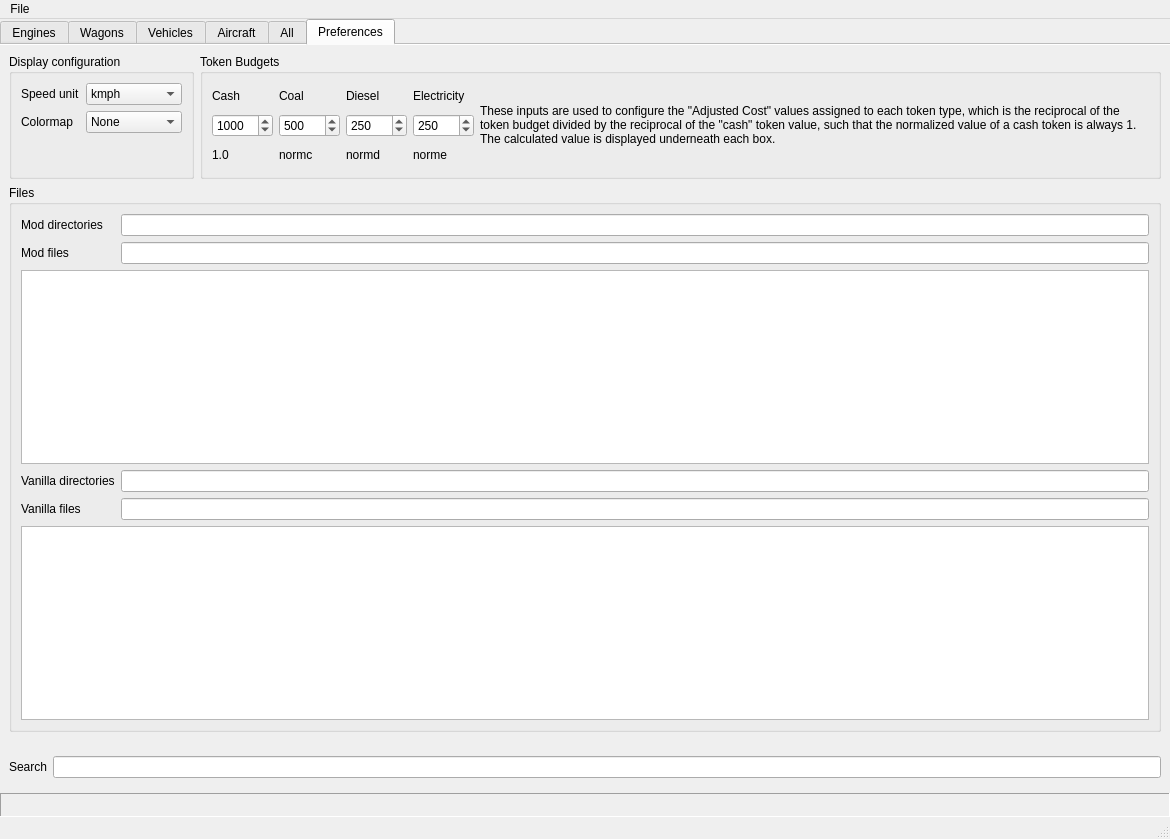
Qt form mainwindow.ui (killerbee13/mashinky-stats) before a commit.
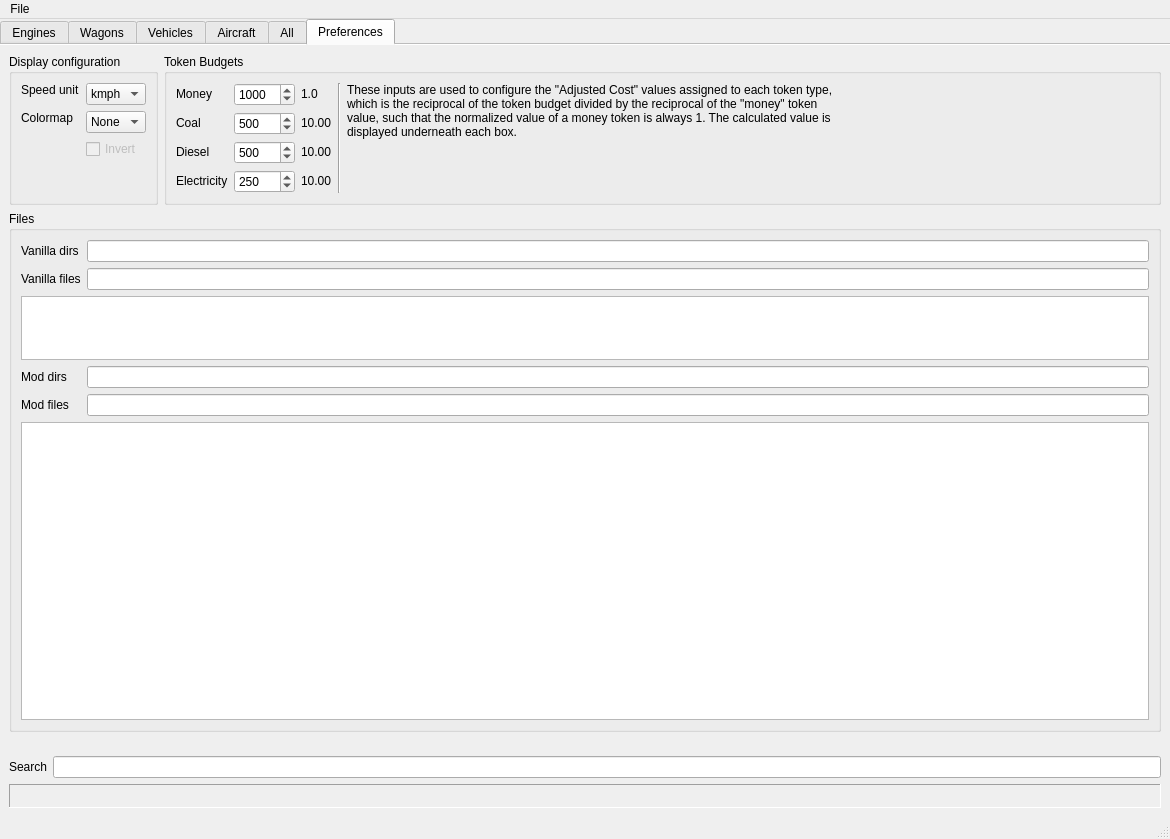
The same form after that commit. The open tabs and pages were chosen to show the change. Icons and pictures are not drawn.

Commit message: Implemented cmaps

Diff of the .ui file:
```diff
--- a/mainwindow.ui
+++ b/mainwindow.ui
@@ -17,6 +17,12 @@
    <string/>
   </property>
   <widget class="QWidget" name="centralwidget">
+   <property name="sizePolicy">
+    <sizepolicy hsizetype="Expanding" vsizetype="Expanding">
+     <horstretch>0</horstretch>
+     <verstretch>0</verstretch>
+    </sizepolicy>
+   </property>
    <layout class="QGridLayout" name="gridLayout_2">
     <property name="leftMargin">
      <number>0</number>
@@ -30,8 +36,14 @@
     <property name="bottomMargin">
      <number>0</number>
     </property>
-    <item row="1" column="0">
+    <item row="2" column="0">
      <widget class="QFrame" name="frame_search">
+      <property name="sizePolicy">
+       <sizepolicy hsizetype="Expanding" vsizetype="Preferred">
+        <horstretch>0</horstretch>
+        <verstretch>0</verstretch>
+       </sizepolicy>
+      </property>
       <property name="frameShape">
        <enum>QFrame::NoFrame</enum>
       </property>
@@ -39,11 +51,45 @@
        <enum>QFrame::Plain</enum>
       </property>
       <layout class="QGridLayout" name="gridLayout_9">
+       <item row="2" column="0" colspan="2">
+        <widget class="QLabel" name="vis_cmap">
+         <property name="sizePolicy">
+          <sizepolicy hsizetype="Expanding" vsizetype="Fixed">
+           <horstretch>1</horstretch>
+           <verstretch>0</verstretch>
+          </sizepolicy>
+         </property>
+         <property name="minimumSize">
+          <size>
+           <width>0</width>
+           <height>24</height>
+          </size>
+         </property>
+         <property name="frameShape">
+          <enum>QFrame::Panel</enum>
+         </property>
+         <property name="frameShadow">
+          <enum>QFrame::Sunken</enum>
+         </property>
+         <property name="text">
+          <string/>
+         </property>
+         <property name="scaledContents">
+          <bool>true</bool>
+         </property>
+        </widget>
+       </item>
        <item row="1" column="1">
         <widget class="QLineEdit" name="lineEdit_search"/>
        </item>
        <item row="1" column="0">
         <widget class="QLabel" name="lbl_search">
+         <property name="sizePolicy">
+          <sizepolicy hsizetype="Fixed" vsizetype="Preferred">
+           <horstretch>0</horstretch>
+           <verstretch>0</verstretch>
+          </sizepolicy>
+         </property>
          <property name="text">
           <string>Search</string>
          </property>
@@ -238,109 +284,48 @@
             <rect>
              <x>0</x>
              <y>0</y>
-             <width>1156</width>
-             <height>698</height>
+             <width>1170</width>
+             <height>687</height>
             </rect>
            </property>
-           <layout class="QGridLayout" name="gridLayout_10">
-            <item row="2" column="0" colspan="4">
-             <widget class="QGroupBox" name="groupBox">
-              <property name="title">
-               <string>Files</string>
+           <layout class="QVBoxLayout" name="verticalLayout_2">
+            <item alignment="Qt::AlignTop">
+             <widget class="QFrame" name="frame">
+              <property name="sizePolicy">
+               <sizepolicy hsizetype="Preferred" vsizetype="Fixed">
+                <horstretch>0</horstretch>
+                <verstretch>0</verstretch>
+               </sizepolicy>
               </property>
-              <property name="flat">
-               <bool>true</bool>
+              <property name="minimumSize">
+               <size>
+                <width>16</width>
+                <height>12</height>
+               </size>
               </property>
-              <layout class="QGridLayout" name="gridLayout_7">
-               <item row="4" column="1">
-                <widget class="QLineEdit" name="txt_modfiles">
-                 <property name="readOnly">
-                  <bool>true</bool>
-                 </property>
-                </widget>
-               </item>
-               <item row="10" column="1">
-                <widget class="QLineEdit" name="txt_vfiles">
-                 <property name="readOnly">
-                  <bool>true</bool>
-                 </property>
-                </widget>
-               </item>
-               <item row="1" column="1">
-                <widget class="QLineEdit" name="txt_moddir">
-                 <property name="readOnly">
-                  <bool>true</bool>
-                 </property>
-                </widget>
-               </item>
-               <item row="7" column="1">
-                <widget class="QLineEdit" name="txt_vdir">
-                 <property name="readOnly">
-                  <bool>true</bool>
-                 </property>
-                </widget>
-               </item>
-               <item row="1" column="0">
-                <widget class="QLabel" name="lbl_moddir">
-                 <property name="text">
-                  <string>Mod directories</string>
-                 </property>
-                </widget>
-               </item>
-               <item row="4" column="0">
-                <widget class="QLabel" name="lbl_others">
-                 <property name="text">
-                  <string>Mod files</string>
-                 </property>
-                </widget>
-               </item>
-               <item row="7" column="0">
-                <widget class="QLabel" name="lbl_vdir">
-                 <property name="text">
-                  <string>Vanilla directories</string>
-                 </property>
-                </widget>
-               </item>
-               <item row="10" column="0">
-                <widget class="QLabel" name="lbl_vfiles">
-                 <property name="text">
-                  <string>Vanilla files</string>
-                 </property>
-                </widget>
-               </item>
-               <item row="11" column="0" colspan="2">
-                <widget class="QPlainTextEdit" name="txt_found_vfiles">
-                 <property name="toolTip">
-                  <string>All found vanilla .xml files</string>
-                 </property>
-                 <property name="tabChangesFocus">
-                  <bool>true</bool>
-                 </property>
-                 <property name="readOnly">
-                  <bool>true</bool>
-                 </property>
-                </widget>
-               </item>
-               <item row="5" column="0" colspan="2">
-                <widget class="QPlainTextEdit" name="txt_found_modfiles">
-                 <property name="toolTip">
-                  <string>All found mod .xml files</string>
-                 </property>
-                 <property name="tabChangesFocus">
-                  <bool>true</bool>
-                 </property>
-                 <property name="readOnly">
-                  <bool>true</bool>
-                 </property>
-                </widget>
-               </item>
-              </layout>
-             </widget>
-            </item>
+              <property name="frameShape">
+               <enum>QFrame::NoFrame</enum>
+              </property>
+              <property name="frameShadow">
+               <enum>QFrame::Raised</enum>
+              </property>
+              <layout class="QGridLayout" name="gridLayout_12">
+               <property name="leftMargin">
+                <number>0</number>
+               </property>
+               <property name="topMargin">
+                <number>0</number>
+               </property>
+               <property name="rightMargin">
+                <number>0</number>
+               </property>
+               <property name="bottomMargin">
+                <number>0</number>
+               </property>
             <item row="0" column="0">
              <widget class="QGroupBox" name="groupBox_display">
               <property name="sizePolicy">
-               <sizepolicy hsizetype="Fixed" vsizetype="Minimum">
+                  <sizepolicy hsizetype="Fixed" vsizetype="Expanding">
                 <horstretch>0</horstretch>
                 <verstretch>0</verstretch>
                </sizepolicy>
@@ -348,7 +333,7 @@
               <property name="maximumSize">
                <size>
                 <width>16777215</width>
-                <height>151</height>
+                   <height>16777215</height>
                </size>
               </property>
               <property name="title">
@@ -367,7 +352,7 @@
                <item row="0" column="0">
                 <widget class="QLabel" name="label_unit">
                  <property name="sizePolicy">
-                  <sizepolicy hsizetype="Minimum" vsizetype="Minimum">
+                     <sizepolicy hsizetype="Fixed" vsizetype="Fixed">
                    <horstretch>0</horstretch>
                    <verstretch>0</verstretch>
                   </sizepolicy>
@@ -380,11 +365,17 @@
                <item row="0" column="1">
                 <widget class="QComboBox" name="sel_unit">
                  <property name="sizePolicy">
-                  <sizepolicy hsizetype="Minimum" vsizetype="Minimum">
+                     <sizepolicy hsizetype="Preferred" vsizetype="Fixed">
                    <horstretch>0</horstretch>
                    <verstretch>0</verstretch>
                   </sizepolicy>
                  </property>
+                    <property name="minimumSize">
+                     <size>
+                      <width>60</width>
+                      <height>0</height>
+                     </size>
+                    </property>
                  <item>
                   <property name="text">
                    <string>kmph</string>
@@ -397,10 +388,10 @@
                  </item>
                 </widget>
                </item>
-               <item row="2" column="0">
+                  <item row="1" column="0">
                 <widget class="QLabel" name="label_cmap">
                  <property name="sizePolicy">
-                  <sizepolicy hsizetype="Minimum" vsizetype="Minimum">
+                     <sizepolicy hsizetype="Fixed" vsizetype="Fixed">
                    <horstretch>0</horstretch>
                    <verstretch>0</verstretch>
                   </sizepolicy>
@@ -410,42 +401,80 @@
                  </property>
                 </widget>
                </item>
-               <item row="2" column="1">
+                  <item row="1" column="1">
                 <widget class="QComboBox" name="sel_cmap">
                  <property name="sizePolicy">
-                  <sizepolicy hsizetype="Minimum" vsizetype="Minimum">
+                     <sizepolicy hsizetype="Fixed" vsizetype="Fixed">
                    <horstretch>0</horstretch>
                    <verstretch>0</verstretch>
                   </sizepolicy>
                  </property>
+                    <property name="minimumSize">
+                     <size>
+                      <width>60</width>
+                      <height>0</height>
+                     </size>
+                    </property>
                  <item>
                   <property name="text">
                    <string>None</string>
                   </property>
                  </item>
-                 <item>
+                   </widget>
+                  </item>
+                  <item row="2" column="0">
+                   <widget class="QLabel" name="label_3">
                   <property name="text">
-                   <string>Yellow-Blue</string>
-                  </property>
-                 </item>
-                 <item>
+                     <string/>
+                    </property>
+                   </widget>
+                  </item>
+                  <item row="2" column="1">
+                   <widget class="QCheckBox" name="sel_cmap_inv">
+                    <property name="enabled">
+                     <bool>false</bool>
+                    </property>
+                    <property name="sizePolicy">
+                     <sizepolicy hsizetype="Preferred" vsizetype="Fixed">
+                      <horstretch>0</horstretch>
+                      <verstretch>0</verstretch>
+                     </sizepolicy>
+                    </property>
                   <property name="text">
-                   <string>Red-Green</string>
-                  </property>
-                 </item>
+                     <string>Invert</string>
+                    </property>
+                   </widget>
+                  </item>
+                  <item row="3" column="0">
+                   <widget class="QLabel" name="label_2">
+                    <property name="sizePolicy">
+                     <sizepolicy hsizetype="Preferred" vsizetype="Fixed">
+                      <horstretch>0</horstretch>
+                      <verstretch>0</verstretch>
+                     </sizepolicy>
+                    </property>
+                    <property name="text">
+                     <string/>
+                    </property>
                 </widget>
                </item>
               </layout>
              </widget>
             </item>
-            <item row="0" column="1" colspan="3">
+               <item row="0" column="1">
              <widget class="QGroupBox" name="groupBox_tokens">
               <property name="sizePolicy">
-               <sizepolicy hsizetype="Preferred" vsizetype="Minimum">
+                  <sizepolicy hsizetype="Preferred" vsizetype="Fixed">
                 <horstretch>0</horstretch>
                 <verstretch>0</verstretch>
                </sizepolicy>
               </property>
+                 <property name="minimumSize">
+                  <size>
+                   <width>300</width>
+                   <height>0</height>
+                  </size>
+                 </property>
               <property name="maximumSize">
                <size>
                 <width>16777215</width>
@@ -462,197 +491,453 @@
                <bool>false</bool>
               </property>
               <layout class="QGridLayout" name="gridLayout_6">
-               <item row="2" column="3">
-                <widget class="QSpinBox" name="amt_electric">
+                  <property name="topMargin">
+                   <number>9</number>
+                  </property>
+                  <property name="verticalSpacing">
+                   <number>6</number>
+                  </property>
+                  <item row="1" column="2">
+                   <widget class="QLabel" name="lbl_adj_cash">
                  <property name="sizePolicy">
                   <sizepolicy hsizetype="Fixed" vsizetype="Fixed">
                    <horstretch>0</horstretch>
                    <verstretch>0</verstretch>
                   </sizepolicy>
                  </property>
-                 <property name="maximum">
-                  <number>10000</number>
-                 </property>
-                 <property name="singleStep">
-                  <number>10</number>
-                 </property>
-                 <property name="stepType">
-                  <enum>QAbstractSpinBox::AdaptiveDecimalStepType</enum>
-                 </property>
-                 <property name="value">
-                  <number>250</number>
+                    <property name="minimumSize">
+                     <size>
+                      <width>30</width>
+                      <height>0</height>
+                     </size>
+                    </property>
+                    <property name="text">
+                     <string>1.0</string>
                  </property>
                 </widget>
                </item>
                <item row="1" column="0">
                 <widget class="QLabel" name="lbl_cash">
+                    <property name="sizePolicy">
+                     <sizepolicy hsizetype="Minimum" vsizetype="Fixed">
+                      <horstretch>0</horstretch>
+                      <verstretch>0</verstretch>
+                     </sizepolicy>
+                    </property>
                  <property name="text">
-                  <string>Cash</string>
+                     <string>Money</string>
+                    </property>
+                   </widget>
+                  </item>
+                  <item row="1" column="1">
+                   <widget class="QSpinBox" name="amt_cash">
+                    <property name="sizePolicy">
+                     <sizepolicy hsizetype="Fixed" vsizetype="Fixed">
+                      <horstretch>0</horstretch>
+                      <verstretch>0</verstretch>
+                     </sizepolicy>
+                    </property>
+                    <property name="minimumSize">
+                     <size>
+                      <width>50</width>
+                      <height>0</height>
+                     </size>
+                    </property>
+                    <property name="frame">
+                     <bool>true</bool>
+                    </property>
+                    <property name="maximum">
+                     <number>10000</number>
+                    </property>
+                    <property name="singleStep">
+                     <number>10</number>
+                    </property>
+                    <property name="stepType">
+                     <enum>QAbstractSpinBox::AdaptiveDecimalStepType</enum>
+                    </property>
+                    <property name="value">
+                     <number>1000</number>
+                    </property>
+                   </widget>
+                  </item>
+                  <item row="2" column="1">
+                   <widget class="QSpinBox" name="amt_coal">
+                    <property name="sizePolicy">
+                     <sizepolicy hsizetype="Fixed" vsizetype="Fixed">
+                      <horstretch>0</horstretch>
+                      <verstretch>0</verstretch>
+                     </sizepolicy>
+                    </property>
+                    <property name="minimumSize">
+                     <size>
+                      <width>50</width>
+                      <height>0</height>
+                     </size>
+                    </property>
+                    <property name="maximum">
+                     <number>10000</number>
+                    </property>
+                    <property name="singleStep">
+                     <number>10</number>
+                    </property>
+                    <property name="stepType">
+                     <enum>QAbstractSpinBox::AdaptiveDecimalStepType</enum>
+                    </property>
+                    <property name="value">
+                     <number>500</number>
+                    </property>
+                   </widget>
+                  </item>
+                  <item row="2" column="0">
+                   <widget class="QLabel" name="lbl_coal">
+                    <property name="sizePolicy">
+                     <sizepolicy hsizetype="Minimum" vsizetype="Fixed">
+                      <horstretch>0</horstretch>
+                      <verstretch>0</verstretch>
+                     </sizepolicy>
+                    </property>
+                    <property name="text">
+                     <string>Coal</string>
                  </property>
                 </widget>
                </item>
                <item row="2" column="2">
-                <widget class="QSpinBox" name="amt_diesel">
-                 <property name="sizePolicy">
-                  <sizepolicy hsizetype="Fixed" vsizetype="Fixed">
-                   <horstretch>0</horstretch>
-                   <verstretch>0</verstretch>
-                  </sizepolicy>
-                 </property>
-                 <property name="maximum">
-                  <number>10000</number>
-                 </property>
-                 <property name="singleStep">
-                  <number>10</number>
-                 </property>
-                 <property name="stepType">
-                  <enum>QAbstractSpinBox::AdaptiveDecimalStepType</enum>
-                 </property>
-                 <property name="value">
-                  <number>250</number>
-                 </property>
-                </widget>
-               </item>
-               <item row="3" column="1">
                 <widget class="QLabel" name="lbl_adj_coal">
+                    <property name="sizePolicy">
+                     <sizepolicy hsizetype="Minimum" vsizetype="Fixed">
+                      <horstretch>0</horstretch>
+                      <verstretch>0</verstretch>
+                     </sizepolicy>
+                    </property>
+                    <property name="minimumSize">
+                     <size>
+                      <width>30</width>
+                      <height>0</height>
+                     </size>
+                    </property>
                  <property name="text">
-                  <string>normc</string>
+                     <string>10.00</string>
                  </property>
                 </widget>
                </item>
-               <item row="1" column="3">
+                  <item row="3" column="1">
+                   <widget class="QSpinBox" name="amt_diesel">
+                    <property name="sizePolicy">
+                     <sizepolicy hsizetype="Fixed" vsizetype="Fixed">
+                      <horstretch>0</horstretch>
+                      <verstretch>0</verstretch>
+                     </sizepolicy>
+                    </property>
+                    <property name="minimumSize">
+                     <size>
+                      <width>50</width>
+                      <height>0</height>
+                     </size>
+                    </property>
+                    <property name="maximum">
+                     <number>10000</number>
+                    </property>
+                    <property name="singleStep">
+                     <number>10</number>
+                    </property>
+                    <property name="stepType">
+                     <enum>QAbstractSpinBox::AdaptiveDecimalStepType</enum>
+                    </property>
+                    <property name="value">
+                     <number>500</number>
+                    </property>
+                   </widget>
+                  </item>
+                  <item row="4" column="1">
+                   <widget class="QSpinBox" name="amt_electric">
+                    <property name="sizePolicy">
+                     <sizepolicy hsizetype="Fixed" vsizetype="Fixed">
+                      <horstretch>0</horstretch>
+                      <verstretch>0</verstretch>
+                     </sizepolicy>
+                    </property>
+                    <property name="minimumSize">
+                     <size>
+                      <width>50</width>
+                      <height>0</height>
+                     </size>
+                    </property>
+                    <property name="maximum">
+                     <number>10000</number>
+                    </property>
+                    <property name="singleStep">
+                     <number>10</number>
+                    </property>
+                    <property name="stepType">
+                     <enum>QAbstractSpinBox::AdaptiveDecimalStepType</enum>
+                    </property>
+                    <property name="value">
+                     <number>250</number>
+                    </property>
+                   </widget>
+                  </item>
+                  <item row="3" column="0">
+                   <widget class="QLabel" name="lbl_diesel">
+                    <property name="sizePolicy">
+                     <sizepolicy hsizetype="Minimum" vsizetype="Fixed">
+                      <horstretch>0</horstretch>
+                      <verstretch>0</verstretch>
+                     </sizepolicy>
+                    </property>
+                    <property name="text">
+                     <string>Diesel</string>
+                    </property>
+                   </widget>
+                  </item>
+                  <item row="4" column="0">
                 <widget class="QLabel" name="lbl_electric">
+                    <property name="sizePolicy">
+                     <sizepolicy hsizetype="Fixed" vsizetype="Fixed">
+                      <horstretch>0</horstretch>
+                      <verstretch>0</verstretch>
+                     </sizepolicy>
+                    </property>
+                    <property name="minimumSize">
+                     <size>
+                      <width>0</width>
+                      <height>0</height>
+                     </size>
+                    </property>
                  <property name="text">
                   <string>Electricity</string>
                  </property>
                 </widget>
                </item>
-               <item row="2" column="1">
-                <widget class="QSpinBox" name="amt_coal">
-                 <property name="sizePolicy">
-                  <sizepolicy hsizetype="Fixed" vsizetype="Fixed">
-                   <horstretch>0</horstretch>
-                   <verstretch>0</verstretch>
-                  </sizepolicy>
-                 </property>
-                 <property name="maximum">
-                  <number>10000</number>
-                 </property>
-                 <property name="singleStep">
-                  <number>10</number>
-                 </property>
-                 <property name="stepType">
-                  <enum>QAbstractSpinBox::AdaptiveDecimalStepType</enum>
-                 </property>
-                 <property name="value">
-                  <number>500</number>
-                 </property>
-                </widget>
-               </item>
                <item row="3" column="2">
                 <widget class="QLabel" name="lbl_adj_diesel">
-                 <property name="text">
-                  <string>normd</string>
-                 </property>
-                </widget>
-               </item>
-               <item row="1" column="2">
-                <widget class="QLabel" name="lbl_diesel">
-                 <property name="text">
-                  <string>Diesel</string>
-                 </property>
-                </widget>
-               </item>
-               <item row="2" column="0" alignment="Qt::AlignTop">
-                <widget class="QSpinBox" name="amt_cash">
                  <property name="sizePolicy">
-                  <sizepolicy hsizetype="Fixed" vsizetype="Fixed">
+                     <sizepolicy hsizetype="Minimum" vsizetype="Fixed">
                    <horstretch>0</horstretch>
                    <verstretch>0</verstretch>
                   </sizepolicy>
                  </property>
-                 <property name="frame">
-                  <bool>true</bool>
-                 </property>
-                 <property name="maximum">
-                  <number>10000</number>
-                 </property>
-                 <property name="singleStep">
-                  <number>10</number>
-                 </property>
-                 <property name="stepType">
-                  <enum>QAbstractSpinBox::AdaptiveDecimalStepType</enum>
-                 </property>
-                 <property name="value">
-                  <number>1000</number>
-                 </property>
-                </widget>
-               </item>
-               <item row="3" column="0">
-                <widget class="QLabel" name="lbl_adj_cash">
+                    <property name="minimumSize">
+                     <size>
+                      <width>30</width>
+                      <height>0</height>
+                     </size>
+                    </property>
                  <property name="text">
-                  <string>1.0</string>
+                     <string>10.00</string>
                  </property>
                 </widget>
                </item>
-               <item row="3" column="3">
+                  <item row="4" column="2">
                 <widget class="QLabel" name="lbl_adj_electric">
-                 <property name="text">
-                  <string>norme</string>
-                 </property>
-                </widget>
-               </item>
-               <item row="1" column="1">
-                <widget class="QLabel" name="lbl_coal">
+                    <property name="sizePolicy">
+                     <sizepolicy hsizetype="Minimum" vsizetype="Fixed">
+                      <horstretch>0</horstretch>
+                      <verstretch>0</verstretch>
+                     </sizepolicy>
+                    </property>
+                    <property name="minimumSize">
+                     <size>
+                      <width>30</width>
+                      <height>0</height>
+                     </size>
+                    </property>
                  <property name="text">
-                  <string>Coal</string>
+                     <string>10.00</string>
                  </property>
                 </widget>
                </item>
-               <item row="1" column="4" rowspan="3" colspan="2">
+                  <item row="1" column="4" rowspan="4" colspan="3">
                 <widget class="QLabel" name="label">
+                    <property name="sizePolicy">
+                     <sizepolicy hsizetype="Expanding" vsizetype="Expanding">
+                      <horstretch>0</horstretch>
+                      <verstretch>0</verstretch>
+                     </sizepolicy>
+                    </property>
+                    <property name="minimumSize">
+                     <size>
+                      <width>240</width>
+                      <height>0</height>
+                     </size>
+                    </property>
+                    <property name="maximumSize">
+                     <size>
+                      <width>500</width>
+                      <height>16777215</height>
+                     </size>
+                    </property>
+                    <property name="frameShape">
+                     <enum>QFrame::NoFrame</enum>
+                    </property>
+                    <property name="frameShadow">
+                     <enum>QFrame::Sunken</enum>
+                    </property>
                  <property name="text">
-                  <string>These inputs are used to configure the &quot;Adjusted Cost&quot; values assigned to each token type, which is the reciprocal of the token budget divided by the reciprocal of the &quot;cash&quot; token value, such that the normalized value of a cash token is always 1. The calculated value is displayed underneath each box.</string>
+                     <string>These inputs are used to configure the &quot;Adjusted Cost&quot; values assigned to each token type, which is the reciprocal of the token budget divided by the reciprocal of the &quot;money&quot; token value, such that the normalized value of a money token is always 1. The calculated value is displayed underneath each box.</string>
+                    </property>
+                    <property name="alignment">
+                     <set>Qt::AlignLeading|Qt::AlignLeft|Qt::AlignTop</set>
                  </property>
                  <property name="wordWrap">
                   <bool>true</bool>
                  </property>
                 </widget>
                </item>
-              </layout>
-             </widget>
-            </item>
-           </layout>
-          </widget>
-         </widget>
-        </item>
-       </layout>
-      </widget>
-     </widget>
-    </item>
-    <item row="4" column="0">
-     <widget class="QLabel" name="vis_cmap">
+                  <item row="1" column="3" rowspan="4">
+                   <widget class="Line" name="line">
       <property name="sizePolicy">
-       <sizepolicy hsizetype="Preferred" vsizetype="Preferred">
-        <horstretch>100</horstretch>
+                     <sizepolicy hsizetype="Fixed" vsizetype="Expanding">
+                      <horstretch>0</horstretch>
         <verstretch>0</verstretch>
        </sizepolicy>
       </property>
       <property name="minimumSize">
        <size>
         <width>0</width>
+                      <height>0</height>
+                     </size>
+                    </property>
+                    <property name="orientation">
+                     <enum>Qt::Vertical</enum>
+                    </property>
+                   </widget>
+                  </item>
+                 </layout>
+                </widget>
+               </item>
+              </layout>
+             </widget>
+            </item>
+            <item>
+             <widget class="QGroupBox" name="groupBox">
+              <property name="sizePolicy">
+               <sizepolicy hsizetype="Preferred" vsizetype="Expanding">
+                <horstretch>0</horstretch>
+                <verstretch>1</verstretch>
+               </sizepolicy>
+              </property>
+              <property name="title">
+               <string>Files</string>
+              </property>
+              <property name="flat">
+               <bool>true</bool>
+              </property>
+              <layout class="QGridLayout" name="gridLayout_7">
+               <item row="1" column="0">
+                <widget class="QLabel" name="lbl_vfiles">
+                 <property name="text">
+                  <string>Vanilla files</string>
+                 </property>
+                </widget>
+               </item>
+               <item row="1" column="1">
+                <widget class="QLineEdit" name="txt_vfiles">
+                 <property name="readOnly">
+                  <bool>true</bool>
+                 </property>
+                </widget>
+               </item>
+               <item row="3" column="0">
+                <widget class="QLabel" name="lbl_moddir">
+                 <property name="text">
+                  <string>Mod dirs</string>
+                 </property>
+                </widget>
+               </item>
+               <item row="0" column="1">
+                <widget class="QLineEdit" name="txt_vdir">
+                 <property name="readOnly">
+                  <bool>true</bool>
+                 </property>
+                </widget>
+               </item>
+               <item row="6" column="0">
+                <widget class="QLabel" name="lbl_others">
+                 <property name="text">
+                  <string>Mod files</string>
+                 </property>
+                </widget>
+               </item>
+               <item row="0" column="0">
+                <widget class="QLabel" name="lbl_vdir">
+                 <property name="text">
+                  <string>Vanilla dirs</string>
+                 </property>
+                </widget>
+               </item>
+               <item row="7" column="0" colspan="2">
+                <widget class="QPlainTextEdit" name="txt_found_modfiles">
+                 <property name="sizePolicy">
+                  <sizepolicy hsizetype="Expanding" vsizetype="Expanding">
+                   <horstretch>0</horstretch>
+                   <verstretch>1</verstretch>
+                  </sizepolicy>
+                 </property>
+                 <property name="toolTip">
+                  <string>All found mod .xml files</string>
+                 </property>
+                 <property name="tabChangesFocus">
+                  <bool>true</bool>
+                 </property>
+                 <property name="readOnly">
+                  <bool>true</bool>
+                 </property>
+                </widget>
+               </item>
+               <item row="6" column="1">
+                <widget class="QLineEdit" name="txt_modfiles">
+                 <property name="readOnly">
+                  <bool>true</bool>
+                 </property>
+                </widget>
+               </item>
+               <item row="3" column="1">
+                <widget class="QLineEdit" name="txt_moddir">
+                 <property name="readOnly">
+                  <bool>true</bool>
+                 </property>
+                </widget>
+               </item>
+               <item row="2" column="0" colspan="2">
+                <widget class="QPlainTextEdit" name="txt_found_vfiles">
+                 <property name="sizePolicy">
+                  <sizepolicy hsizetype="Expanding" vsizetype="Minimum">
+                   <horstretch>0</horstretch>
+                   <verstretch>0</verstretch>
+                  </sizepolicy>
+                 </property>
+                 <property name="maximumSize">
+                  <size>
+                   <width>16777215</width>
+                   <height>64</height>
+                  </size>
+                 </property>
+                 <property name="baseSize">
+                  <size>
+                   <width>0</width>
         <height>24</height>
        </size>
       </property>
-      <property name="frameShape">
-       <enum>QFrame::Panel</enum>
-      </property>
-      <property name="frameShadow">
-       <enum>QFrame::Sunken</enum>
-      </property>
-      <property name="text">
-       <string/>
-      </property>
+                 <property name="toolTip">
+                  <string>All found vanilla .xml files</string>
+                 </property>
+                 <property name="tabChangesFocus">
+                  <bool>true</bool>
+                 </property>
+                 <property name="readOnly">
+                  <bool>true</bool>
+                 </property>
+                </widget>
+               </item>
+              </layout>
+             </widget>
+            </item>
+           </layout>
+          </widget>
+         </widget>
+        </item>
+       </layout>
+      </widget>
      </widget>
     </item>
    </layout>
```
Left out of the diff: 27 changed lines with no effect on the pictures. Lines whose indentation alone changed are shown as unchanged. The commit also changes 6 other files.
